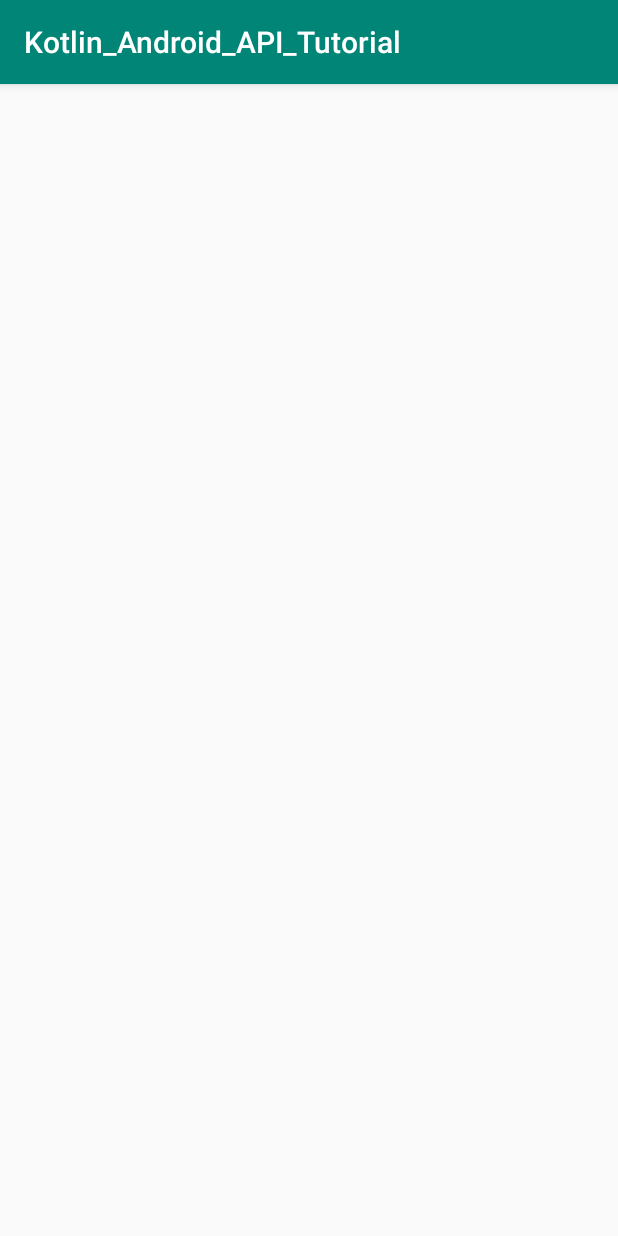
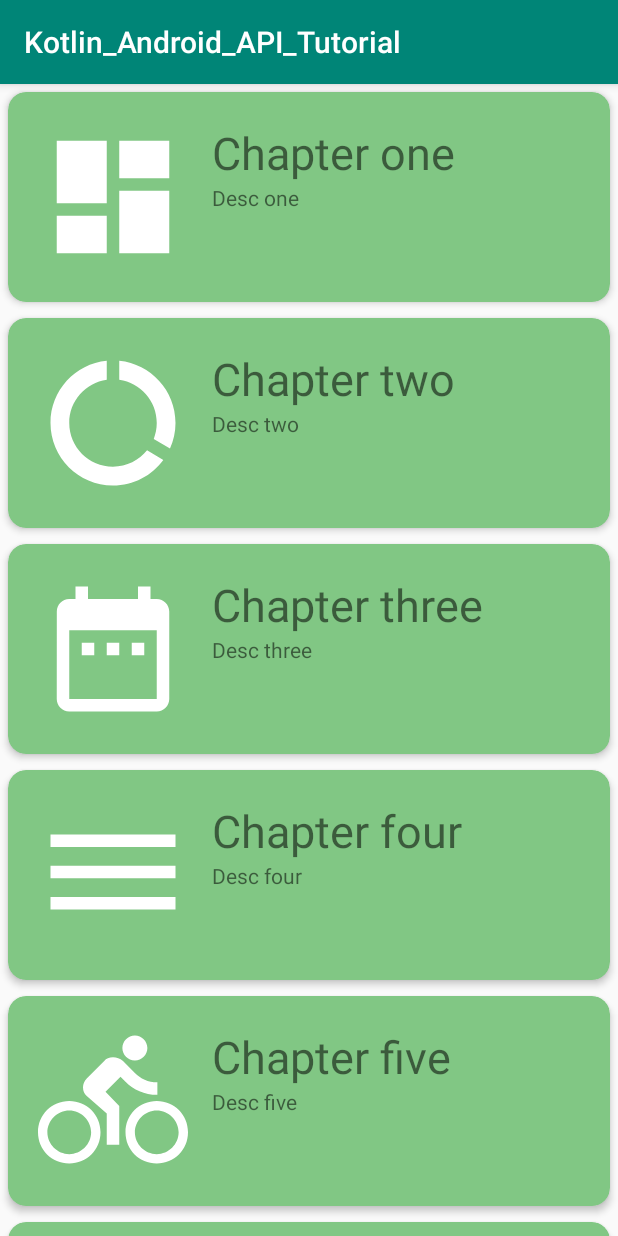
Before and after one commit to jhjh550/android_kotlin_tutorial, an Android app: the screen it shows after launch (DaggerTest3Activity before the commit, RecyclerViewActivity after it), on a phone screen of 412 x 824 dp. Run offline under Robolectric (Android 15) with nearby library versions, the phone set to English and light mode, and no system bars.

Commit message:
recyclerview adapter

```diff
--- a/app/build.gradle
+++ b/app/build.gradle
@@ -46,4 +46,7 @@ dependencies {
 
     implementation "com.google.dagger:dagger:2.18"
     kapt "com.google.dagger:dagger-compiler:2.18"
+    implementation 'com.google.dagger:dagger-android:2.18'
+    implementation 'com.google.dagger:dagger-android-support:2.18'
+    kapt 'com.google.dagger:dagger-android-processor:2.18'
 }
--- /dev/null
+++ b/app/src/main/java/example/com/kotlin_android_api_tutorial/T15_RecyclerView/MyData.kt
@@ -0,0 +1,5 @@
+package example.com.kotlin_android_api_tutorial.T15_RecyclerView
+
+data class MyData(val title:String,
+                            val desc: String,
+                            val img: Int)
--- /dev/null
+++ b/app/src/main/java/example/com/kotlin_android_api_tutorial/T15_RecyclerView/RecyclerAdapter11.kt
@@ -0,0 +1,48 @@
+package example.com.kotlin_android_api_tutorial.T15_RecyclerView
+
+import android.support.v7.widget.RecyclerView
+import android.util.Log
+import android.view.LayoutInflater
+import android.view.View
+import android.view.ViewGroup
+import android.widget.ImageView
+import android.widget.TextView
+import android.widget.Toast
+import example.com.kotlin_android_api_tutorial.R
+
+class RecyclerAdapter11(val data:Array<MyData>) : RecyclerView.Adapter<RecyclerAdapter11.ViewHolder>(){
+    override fun onCreateViewHolder(parent: ViewGroup, position: Int): ViewHolder {
+        Log.d("tag", "onCreateViewHolder")
+
+        val v = LayoutInflater.from(parent.context).inflate(R.layout.card_layout, parent, false)
+        return ViewHolder(v)
+    }
+
+    override fun getItemCount(): Int {
+        return data.size
+    }
+
+    override fun onBindViewHolder(holder: ViewHolder, position: Int) {
+        with(holder){
+            itemTitle.text = data[position].title
+            itemDetail.text = data[position].desc
+            itemImage.setImageResource(data[position].img)
+        }
+    }
+
+
+    class ViewHolder(itemView: View) : RecyclerView.ViewHolder(itemView) {
+        var itemImage: ImageView = itemView.findViewById(R.id.item_image)
+        var itemTitle: TextView = itemView.findViewById(R.id.item_title)
+        var itemDetail: TextView = itemView.findViewById(R.id.item_detail)
+
+        init {
+            itemView.setOnClickListener { v: View  ->
+                var position: Int = getAdapterPosition()
+
+                Toast.makeText(itemView.context, "hello world $position", Toast.LENGTH_SHORT).show()
+            }
+
+        }
+    }
+}
--- a/app/src/main/java/example/com/kotlin_android_api_tutorial/T15_RecyclerView/RecyclerViewActivity.kt
+++ b/app/src/main/java/example/com/kotlin_android_api_tutorial/T15_RecyclerView/RecyclerViewActivity.kt
@@ -11,19 +11,41 @@ import kotlinx.android.synthetic.main.activity_recycler_view.*
 
 class RecyclerViewActivity : AppCompatActivity() {
 
-    private var layoutManager: RecyclerView.LayoutManager? = null
-    private var adapter: RecyclerView.Adapter<RecyclerAdapter.ViewHolder>? = null
+    val arr = arrayOf(
+        MyData("Chapter one", "Desc one", R.drawable.android_image_1),
+        MyData("Chapter two", "Desc two", R.drawable.android_image_2),
+        MyData("Chapter three", "Desc three", R.drawable.android_image_3),
+        MyData("Chapter four", "Desc four", R.drawable.android_image_4),
+        MyData("Chapter five", "Desc five", R.drawable.android_image_5),
+        MyData("Chapter six", "Desc six", R.drawable.android_image_6),
+        MyData("Chapter seven", "Desc seven", R.drawable.android_image_7),
+        MyData("Chapter eight", "Desc eight", R.drawable.android_image_8),
+
+        MyData("Chapter one", "Desc one", R.drawable.android_image_1),
+        MyData("Chapter two", "Desc two", R.drawable.android_image_2),
+        MyData("Chapter three", "Desc three", R.drawable.android_image_3),
+        MyData("Chapter four", "Desc four", R.drawable.android_image_4),
+        MyData("Chapter five", "Desc five", R.drawable.android_image_5),
+        MyData("Chapter six", "Desc six", R.drawable.android_image_6),
+        MyData("Chapter seven", "Desc seven", R.drawable.android_image_7),
+        MyData("Chapter eight", "Desc eight", R.drawable.android_image_8),
+
+        MyData("Chapter one", "Desc one", R.drawable.android_image_1),
+        MyData("Chapter two", "Desc two", R.drawable.android_image_2),
+        MyData("Chapter three", "Desc three", R.drawable.android_image_3),
+        MyData("Chapter four", "Desc four", R.drawable.android_image_4),
+        MyData("Chapter five", "Desc five", R.drawable.android_image_5),
+        MyData("Chapter six", "Desc six", R.drawable.android_image_6),
+        MyData("Chapter seven", "Desc seven", R.drawable.android_image_7),
+        MyData("Chapter eight", "Desc eight", R.drawable.android_image_8)
+
+        )
 
     override fun onCreate(savedInstanceState: Bundle?) {
         super.onCreate(savedInstanceState)
         setContentView(R.layout.activity_recycler_view)
 
-
-        layoutManager = LinearLayoutManager(this)
-        recycler_view.layoutManager = layoutManager
-
-        adapter = RecyclerAdapter()
-        recycler_view.adapter = adapter
+        recycler_view.layoutManager = LinearLayoutManager(this)
+        recycler_view.adapter = RecyclerAdapter11(arr)
     }
-
 }
--- a/build.gradle
+++ b/build.gradle
@@ -8,7 +8,7 @@ buildscript {
 
     }
     dependencies {
-        classpath 'com.android.tools.build:gradle:3.4.0'
+        classpath 'com.android.tools.build:gradle:3.4.1'
         classpath "org.jetbrains.kotlin:kotlin-gradle-plugin:$kotlin_version"
         // NOTE: Do not place your application dependencies here; they belong
         // in the individual module build.gradle files
```
Also changed, not shown: app/src/main/AndroidManifest.xml (+5 -5 lines), app/src/main/java/example/com/kotlin_android_api_tutorial/T15_RecyclerView/RecyclerAdapter.kt (deleted, +0 -87 lines), app/src/main/java/example/com/kotlin_android_api_tutorial/T15_RecyclerView/RecyclerAdapter22.kt (added, +64 -0 lines).
